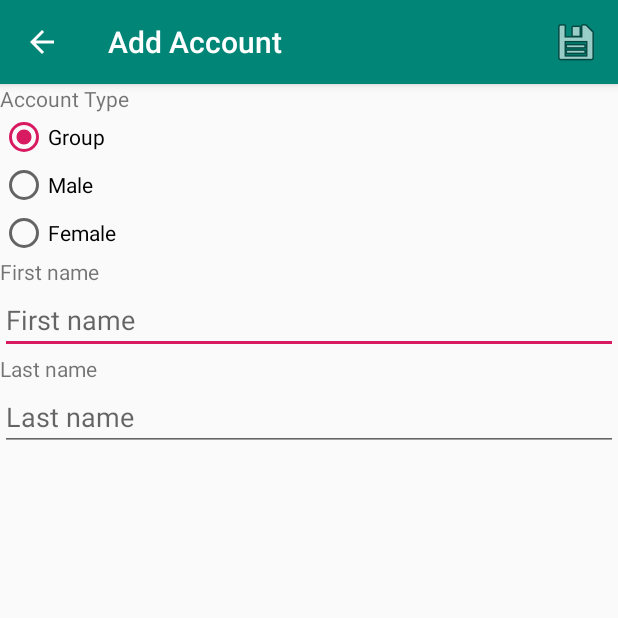
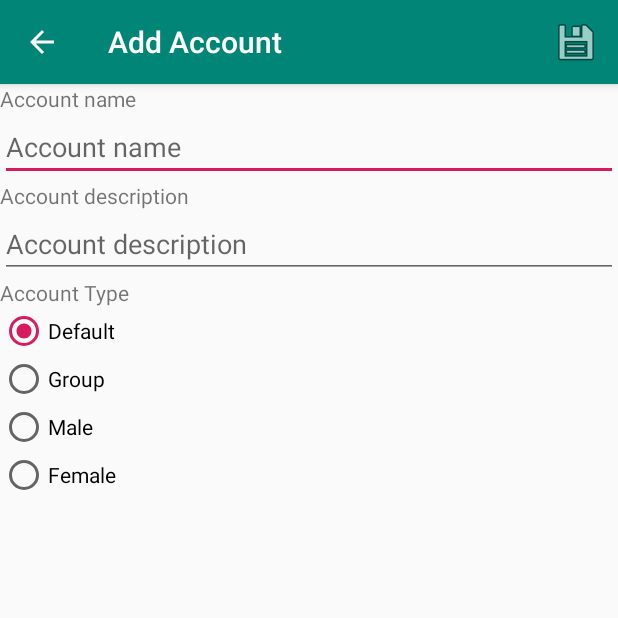
Before and after one commit to friedrich-daniel/SimpleAccount, an Android app: the screen it shows after launch (AccountActivity), after a tap on "Add Account", on a phone screen of 412 x 824 dp, the top half of it. Run offline under Robolectric (Android 15) with nearby library versions, the phone set to English and light mode, and no system bars; our stand-ins replace Room's generated code.

Commit message:
replaced account first name and last name with account name and description added new default account type updates build environment

```diff
--- a/app/src/main/java/de/blocbox/simpleaccount/db/AppDatabase.java
+++ b/app/src/main/java/de/blocbox/simpleaccount/db/AppDatabase.java
@@ -1,11 +1,16 @@
 package de.blocbox.simpleaccount.db;
 
+import android.annotation.SuppressLint;
 import android.content.Context;
 
+import androidx.annotation.NonNull;
+import androidx.room.AutoMigration;
 import androidx.room.Database;
 import androidx.room.Room;
 import androidx.room.RoomDatabase;
 import androidx.room.TypeConverters;
+import androidx.room.migration.Migration;
+import androidx.sqlite.db.SupportSQLiteDatabase;
 
 import de.blocbox.simpleaccount.db.converter.AccountTypeConverter;
 import de.blocbox.simpleaccount.db.converter.DateConverter;
@@ -14,9 +19,61 @@ import de.blocbox.simpleaccount.db.dao.TransactionDao;
 import de.blocbox.simpleaccount.db.entity.AccountEntity;
 import de.blocbox.simpleaccount.db.entity.TransactionEntity;
 
-@Database( entities = {AccountEntity.class, TransactionEntity.class}, version = 1)
+
+@Database(
+        version = 2,
+        entities = {
+                AccountEntity.class,
+                TransactionEntity.class
+        },
+//        autoMigrations = {
+//                @AutoMigration(
+//                        from = 1,
+//                        to = 2,
+//                        spec = AppDatabase.AutoMigrationFrom1To2.class
+//                )
+//        },
+        exportSchema = true
+)
 @TypeConverters({AccountTypeConverter.class, DateConverter.class})
 public abstract class AppDatabase extends RoomDatabase {
+
+    // Refer to https://stackoverflow.com/questions/805363/how-do-i-rename-a-column-in-a-sqlite-database-table
+
+    // 1. Solution (requires androidx.room:room-runtime:2.4.1 which would require Android 12 (API level 31))
+    //  @RenameColumn(
+    //          tableName = "accounts",
+    //          fromColumnName = "last_name",
+    //          toColumnName = "description"
+    //  )
+    //  @RenameColumn(
+    //          tableName = "accounts",
+    //          fromColumnName = "first_name",
+    //          toColumnName = "name"
+    //  )
+    //  static class AutoMigrationFrom1To2 implements AutoMigrationSpec {
+    //      @Override
+    //      public void onPostMigrate(@NonNull SupportSQLiteDatabase db) {
+    //          // Invoked once auto migration is done
+    //      }
+    //  }
+
+    // 2. Solution
+    static final Migration MIGRATION_1_2 = new Migration(1, 2) {
+        @Override
+        public void migrate(SupportSQLiteDatabase database) {
+            try {
+                database.execSQL( "CREATE TABLE IF NOT EXISTS accounts_new (`uid` INTEGER PRIMARY KEY AUTOINCREMENT NOT NULL, `name` TEXT, `description` TEXT, `accountType` INTEGER);" );
+                database.execSQL( "INSERT INTO accounts_new (name, description, accountType) SELECT first_name, last_name, accountType FROM accounts;");
+                database.execSQL( "DROP TABLE accounts;" );
+                database.execSQL( "ALTER TABLE accounts_new RENAME TO accounts;");
+            }catch (Exception e)
+            {
+                System.out.println(e.getMessage());
+            }
+        }
+    };
+
 
     private static AppDatabase appDatabaseInstance;
 
@@ -34,6 +91,7 @@ public abstract class AppDatabase extends RoomDatabase {
                 {
                     appDatabaseInstance =
                             Room.databaseBuilder( context, AppDatabase.class, DATABASE_NAME )
+                                    .addMigrations( MIGRATION_1_2 )
                                     .setJournalMode(RoomDatabase.JournalMode.TRUNCATE)
                                     .build();
                 }
--- a/app/src/main/java/de/blocbox/simpleaccount/db/entity/AccountWithTransactionEntity.java
+++ b/app/src/main/java/de/blocbox/simpleaccount/db/entity/AccountWithTransactionEntity.java
@@ -16,9 +16,6 @@ public class AccountWithTransactionEntity implements Comparable<AccountWithTrans
 
     @Override
     public int compareTo(AccountWithTransactionEntity o) {
-        String string1 = accountEntity.getFirstName() + accountEntity.getLastName();
-        String string2 = o.accountEntity.getFirstName() + o.accountEntity.getLastName();
-
-        return  string1.compareTo( string2 );
+        return  accountEntity.getName().compareTo( o.accountEntity.getName() );
     }
 }
--- a/app/src/main/java/de/blocbox/simpleaccount/model/Account.java
+++ b/app/src/main/java/de/blocbox/simpleaccount/model/Account.java
@@ -2,7 +2,7 @@ package de.blocbox.simpleaccount.model;
 
 public interface Account {
     int getUid();
-    String getFirstName();
-    String getLastName();
+    String getName();
+    String getDescription();
     AccountType getAccountType();
 }
--- a/app/src/main/java/de/blocbox/simpleaccount/model/AccountType.java
+++ b/app/src/main/java/de/blocbox/simpleaccount/model/AccountType.java
@@ -2,6 +2,7 @@ package de.blocbox.simpleaccount.model;
 
 public enum AccountType
 {
+    DEFAULT,
     GROUP,
     MALE,
     FEMALE,
--- a/app/src/main/java/de/blocbox/simpleaccount/ui/MainActivity.java
+++ b/app/src/main/java/de/blocbox/simpleaccount/ui/MainActivity.java
@@ -97,8 +97,7 @@ public class MainActivity extends AppCompatActivity {
 
                 mAccountsViewModel.deletePerson( accountWithTransactionEntity.accountEntity );
 
-                String text = accountWithTransactionEntity.accountEntity.getFirstName() + " " +
-                              accountWithTransactionEntity.accountEntity.getLastName() + " " +
+                String text = accountWithTransactionEntity.accountEntity.getName() + " " +
                               getResources().getString(R.string.item_removed);
 
                 Snackbar.make( recyclerView, text, Snackbar.LENGTH_INDEFINITE )
--- a/app/src/main/res/layout/activity_account.xml
+++ b/app/src/main/res/layout/activity_account.xml
@@ -17,6 +17,32 @@
         <TextView
             android:layout_width="match_parent"
             android:layout_height="wrap_content"
+            android:text="@string/account_name" />
+
+        <EditText
+            android:id="@+id/editTextAccountName"
+            android:layout_width="match_parent"
+            android:layout_height="wrap_content"
+            android:hint="@string/account_name"
+            android:inputType="textPersonName"
+            android:importantForAutofill="no" />
+
+        <TextView
+            android:layout_width="match_parent"
+            android:layout_height="wrap_content"
+            android:text="@string/account_description" />
+
+        <EditText
+            android:id="@+id/editTextAccountDescription"
+            android:layout_width="match_parent"
+            android:layout_height="wrap_content"
+            android:hint="@string/account_description"
+            android:inputType="textPersonName"
+            android:importantForAutofill="no" />
+
+        <TextView
+            android:layout_width="match_parent"
+            android:layout_height="wrap_content"
             android:text="@string/account_type" />
 
         <RadioGroup
@@ -25,53 +51,34 @@
             android:layout_height="wrap_content">
 
             <RadioButton
+                android:id="@+id/radioButtonDefault"
+                android:layout_width="wrap_content"
+                android:layout_height="wrap_content"
+                android:layout_weight="1"
+                android:checked="true"
+                android:text="@string/account_type_default" />
+
+            <RadioButton
                 android:id="@+id/radioButtonGroup"
                 android:layout_width="wrap_content"
                 android:layout_height="wrap_content"
                 android:layout_weight="1"
-                android:checked="true"
-                android:text="@string/group" />
+                android:text="@string/account_type_group" />
 
             <RadioButton
                 android:id="@+id/radioButtonMale"
                 android:layout_width="wrap_content"
                 android:layout_height="wrap_content"
                 android:layout_weight="1"
-                android:text="@string/male" />
+                android:text="@string/account_type_male" />
 
             <RadioButton
                 android:id="@+id/radioButtonFemale"
                 android:layout_width="wrap_content"
                 android:layout_height="wrap_content"
                 android:layout_weight="1"
-                android:text="@string/female" />
+                android:text="@string/account_type_female" />
         </RadioGroup>
-
-        <TextView
-            android:layout_width="match_parent"
-            android:layout_height="wrap_content"
-            android:text="@string/first_name" />
-
-        <EditText
-            android:id="@+id/editTextFirstName"
-            android:layout_width="match_parent"
-            android:layout_height="wrap_content"
-            android:hint="@string/first_name"
-            android:inputType="textPersonName"
-            android:importantForAutofill="no" />
-
-        <TextView
-            android:layout_width="match_parent"
-            android:layout_height="wrap_content"
-            android:text="@string/last_name" />
-
-        <EditText
-            android:id="@+id/editTextLastName"
-            android:layout_width="match_parent"
-            android:layout_height="wrap_content"
-            android:hint="@string/last_name"
-            android:inputType="textPersonName"
-            android:importantForAutofill="no" />
 
     </LinearLayout>
 
--- a/app/src/main/res/values/strings.xml
+++ b/app/src/main/res/values/strings.xml
@@ -1,22 +1,29 @@
 <resources>
     <string name="app_name" translatable="false">Simple Account</string>
+    <string name="export">Export</string>
+    <string name="import_">Import</string>
+
     <string name="add_account">Add Account</string>
     <string name="edit_account">Edit Account</string>
+
+    <string name="account_name">Account name</string>
+    <string name="account_description">Account description</string>
+    <string name="account_type">Account Type</string>
+    <string name="account_type_default">Default</string>
+    <string name="account_type_group">Group</string>
+    <string name="account_type_male">Male</string>
+    <string name="account_type_female">Female</string>
+
     <string name="view_transactions">View Transactions</string>
     <string name="add_transaction">Add Transaction</string>
     <string name="update_transaction">Update Transaction</string>
-    <string name="export">Export</string>
-    <string name="import_">Import</string>
-    <string name="account_type">Account Type</string>
-    <string name="group">Group</string>
-    <string name="male">Male</string>
-    <string name="female">Female</string>
-    <string name="first_name">First name</string>
-    <string name="last_name">Last name</string>
+
+    <string name="transactions">Transactions</string>
     <string name="amount">Amount</string>
     <string name="description">Description</string>
-    <string name="transactions">Transactions</string>
+
     <string name="item_removed">was removed from the list.</string>
     <string name="undo">UNDO</string>
     <string name="save">Save</string>
+
 </resources>
--- a/build.gradle
+++ b/build.gradle
@@ -6,7 +6,7 @@ buildscript {
         mavenCentral()
     }
     dependencies {
-        classpath 'com.android.tools.build:gradle:4.2.1'
+        classpath 'com.android.tools.build:gradle:7.0.4'
         // NOTE: Do not place your application dependencies here; they belong
         // in the individual module build.gradle files
     }
```
Also changed, not shown: app/build.gradle (+14 -3 lines), app/src/main/java/de/blocbox/simpleaccount/db/converter/AccountTypeConverter.java (+18 -11 lines), app/src/main/java/de/blocbox/simpleaccount/db/entity/AccountEntity.java (+20 -20 lines), app/src/main/java/de/blocbox/simpleaccount/ui/AccountActivity.java (+15 -9 lines), app/src/main/java/de/blocbox/simpleaccount/ui/AccountAdapter.java (+10 -13 lines), app/src/main/java/de/blocbox/simpleaccount/ui/Helper.java (+7 -4 lines), app/src/main/java/de/blocbox/simpleaccount/ui/TransactionsActivity.java (+14 -6 lines), app/src/main/res/drawable/ic_account_balance_black_24dp.xml (added, +9 -0 lines), app/src/main/res/layout/activity_transactions.xml (+7 -0 lines), app/src/main/res/layout/recycler_view_account_item.xml (+4 -4 lines), gradle/wrapper/gradle-wrapper.properties, 2 other files.
